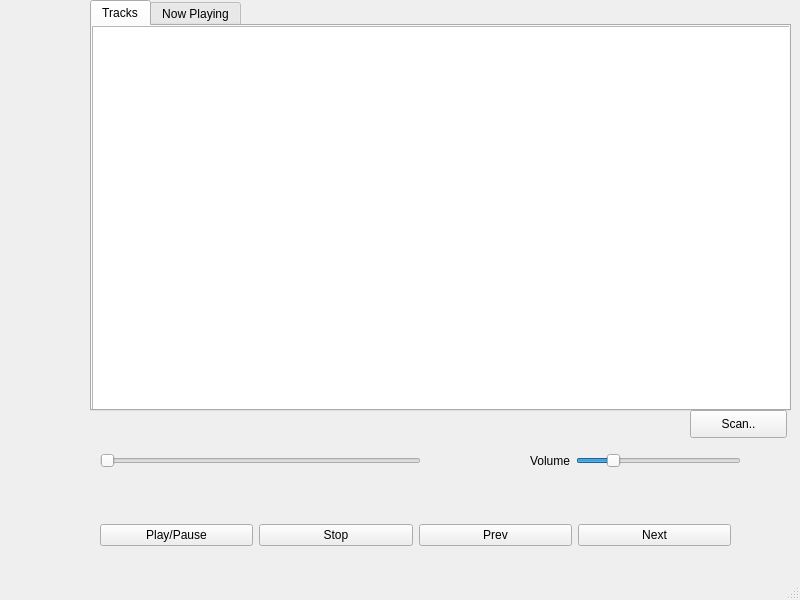
Before: the Qt Designer form mp3player.ui in shaunHsu/qtTeam6, drawn with Qt 5.
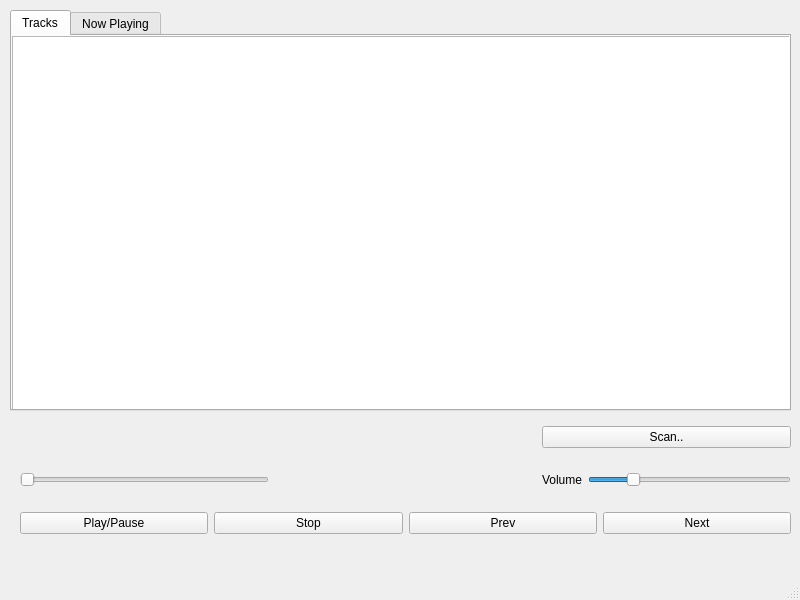
After: the same form once the commit is applied.

Commit message: changed how new tracks are added to the list (replace->append), put the lower part of UI into a grid layer, added some message outputs to statusbar, more qDebug console messages when operating with files

The edit to the form file:
```diff
--- a/mp3player.ui
+++ b/mp3player.ui
@@ -14,82 +14,13 @@
    <string>mp3Player</string>
   </property>
   <widget class="QWidget" name="centralwidget">
-   <widget class="QWidget" name="gridLayoutWidget">
-    <property name="geometry">
-     <rect>
-      <x>100</x>
-      <y>510</y>
-      <width>631</width>
-      <height>51</height>
-     </rect>
-    </property>
-    <layout class="QGridLayout" name="gridLayout">
-     <item row="0" column="0">
-      <widget class="QPushButton" name="btnPlayTrack">
-       <property name="text">
-        <string>Play/Pause</string>
-       </property>
-      </widget>
-     </item>
-     <item row="0" column="3">
-      <widget class="QPushButton" name="btnNext">
-       <property name="text">
-        <string>Next</string>
-       </property>
-      </widget>
-     </item>
-     <item row="0" column="1">
-      <widget class="QPushButton" name="btnStop">
-       <property name="text">
-        <string>Stop</string>
-       </property>
-      </widget>
-     </item>
-     <item row="0" column="2">
-      <widget class="QPushButton" name="btnPrev">
-       <property name="text">
-        <string>Prev</string>
-       </property>
-      </widget>
-     </item>
-    </layout>
-   </widget>
-   <widget class="QWidget" name="horizontalLayoutWidget">
-    <property name="geometry">
-     <rect>
-      <x>530</x>
-      <y>440</y>
-      <width>211</width>
-      <height>41</height>
-     </rect>
-    </property>
-    <layout class="QHBoxLayout" name="horizontalLayout">
-     <item>
-      <widget class="QLabel" name="lblVolume">
-       <property name="text">
-        <string>Volume</string>
-       </property>
-      </widget>
-     </item>
-     <item>
-      <widget class="QSlider" name="horizontalSlider">
-       <property name="sliderPosition">
-        <number>20</number>
-       </property>
-       <property name="orientation">
-        <enum>Qt::Orientation::Horizontal</enum>
-       </property>
-      </widget>
-     </item>
-    </layout>
-   </widget>
    <widget class="QTabWidget" name="tabWidget">
     <property name="geometry">
      <rect>
-      <x>90</x>
-      <y>0</y>
-      <width>701</width>
-      <height>411</height>
+      <x>10</x>
+      <y>10</y>
+      <width>781</width>
+      <height>401</height>
      </rect>
     </property>
     <property name="currentIndex">
@@ -104,8 +35,8 @@
        <rect>
         <x>0</x>
         <y>0</y>
-        <width>701</width>
-        <height>391</height>
+        <width>781</width>
+        <height>381</height>
        </rect>
       </property>
      </widget>
@@ -126,38 +57,12 @@
      </widget>
     </widget>
    </widget>
-   <widget class="QPushButton" name="btnScanDir">
+   <widget class="QLabel" name="InfoLabel">
     <property name="geometry">
      <rect>
-      <x>690</x>
-      <y>410</y>
-      <width>97</width>
-      <height>28</height>
-     </rect>
-    </property>
-    <property name="text">
-     <string>Scan..</string>
-    </property>
-   </widget>
-   <widget class="QLabel" name="TrackDuration">
-    <property name="geometry">
-     <rect>
-      <x>430</x>
-      <y>450</y>
-      <width>91</width>
-      <height>21</height>
-     </rect>
-    </property>
-    <property name="text">
-     <string/>
-    </property>
-   </widget>
-   <widget class="QLabel" name="TrackTitle">
-    <property name="geometry">
-     <rect>
-      <x>90</x>
-      <y>420</y>
-      <width>431</width>
+      <x>9</x>
+      <y>550</y>
+      <width>781</width>
       <height>20</height>
      </rect>
     </property>
@@ -165,18 +70,111 @@
      <string/>
     </property>
    </widget>
-   <widget class="QSlider" name="trackPosSlider">
+   <widget class="QWidget" name="">
     <property name="geometry">
      <rect>
-      <x>100</x>
-      <y>450</y>
-      <width>321</width>
-      <height>21</height>
+      <x>20</x>
+      <y>410</y>
+      <width>771</width>
+      <height>141</height>
      </rect>
     </property>
-    <property name="orientation">
-     <enum>Qt::Orientation::Horizontal</enum>
-    </property>
+    <layout class="QGridLayout" name="gridLayout_2">
+     <item row="2" column="0" colspan="4">
+      <layout class="QGridLayout" name="gridLayout">
+       <item row="0" column="0">
+        <widget class="QPushButton" name="btnPlayTrack">
+         <property name="text">
+          <string>Play/Pause</string>
+         </property>
+        </widget>
+       </item>
+       <item row="0" column="3">
+        <widget class="QPushButton" name="btnNext">
+         <property name="text">
+          <string>Next</string>
+         </property>
+        </widget>
+       </item>
+       <item row="0" column="1">
+        <widget class="QPushButton" name="btnStop">
+         <property name="text">
+          <string>Stop</string>
+         </property>
+        </widget>
+       </item>
+       <item row="0" column="2">
+        <widget class="QPushButton" name="btnPrev">
+         <property name="text">
+          <string>Prev</string>
+         </property>
+        </widget>
+       </item>
+      </layout>
+     </item>
+     <item row="1" column="3">
+      <layout class="QHBoxLayout" name="horizontalLayout">
+       <item>
+        <widget class="QLabel" name="lblVolume">
+         <property name="text">
+          <string>Volume</string>
+         </property>
+        </widget>
+       </item>
+       <item>
+        <widget class="QSlider" name="horizontalSlider">
+         <property name="sliderPosition">
+          <number>20</number>
+         </property>
+         <property name="orientation">
+          <enum>Qt::Orientation::Horizontal</enum>
+         </property>
+        </widget>
+       </item>
+      </layout>
+     </item>
+     <item row="1" column="0">
+      <widget class="QSlider" name="trackPosSlider">
+       <property name="orientation">
+        <enum>Qt::Orientation::Horizontal</enum>
+       </property>
+      </widget>
+     </item>
+     <item row="0" column="0" colspan="2">
+      <widget class="QLabel" name="TrackTitle">
+       <property name="text">
+        <string/>
+       </property>
+      </widget>
+     </item>
+     <item row="1" column="1">
+      <widget class="QLabel" name="TrackDuration">
+       <property name="text">
+        <string/>
+       </property>
+      </widget>
+     </item>
+     <item row="0" column="3">
+      <widget class="QPushButton" name="btnScanDir">
+       <property name="text">
+        <string>Scan..</string>
+       </property>
+      </widget>
+     </item>
+     <item row="1" column="2">
+      <spacer name="horizontalSpacer">
+       <property name="orientation">
+        <enum>Qt::Orientation::Horizontal</enum>
+       </property>
+       <property name="sizeHint" stdset="0">
+        <size>
+         <width>40</width>
+         <height>20</height>
+        </size>
+       </property>
+      </spacer>
+     </item>
+    </layout>
    </widget>
   </widget>
   <widget class="QMenuBar" name="menubar">
```
Left out of the diff: 2 changed lines with no effect on the pictures. The commit also changes 9 other files.
